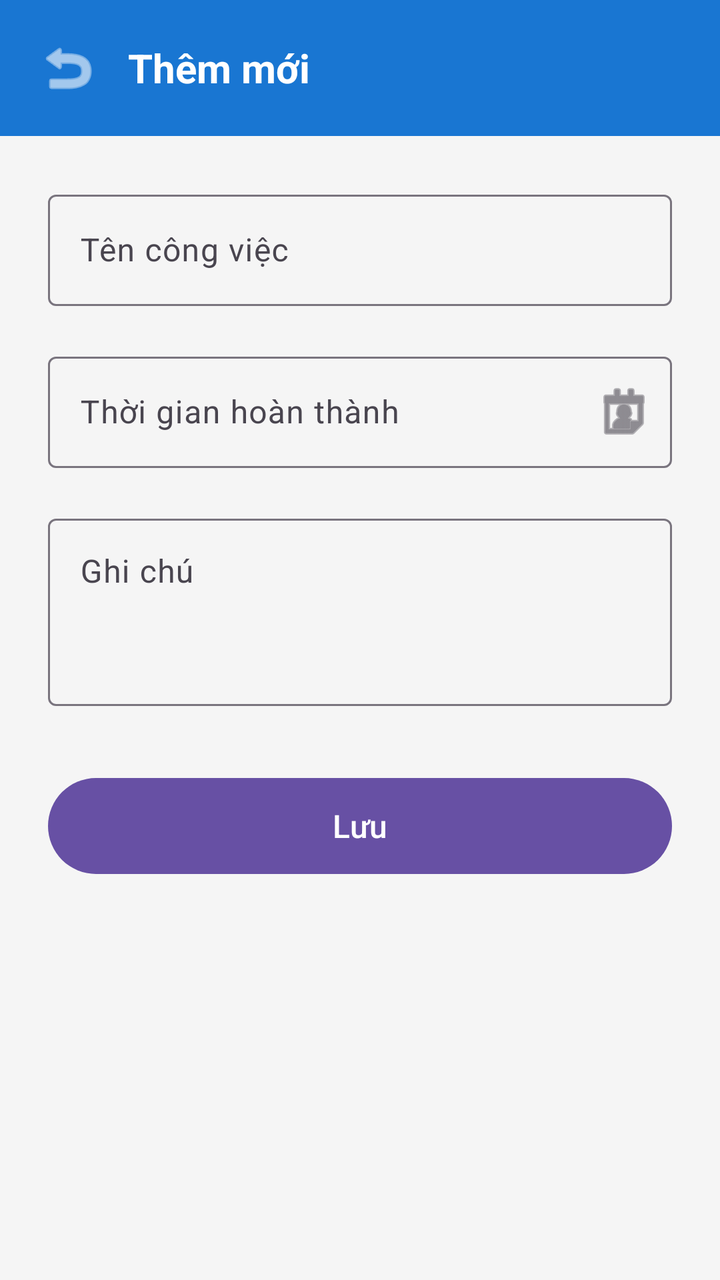
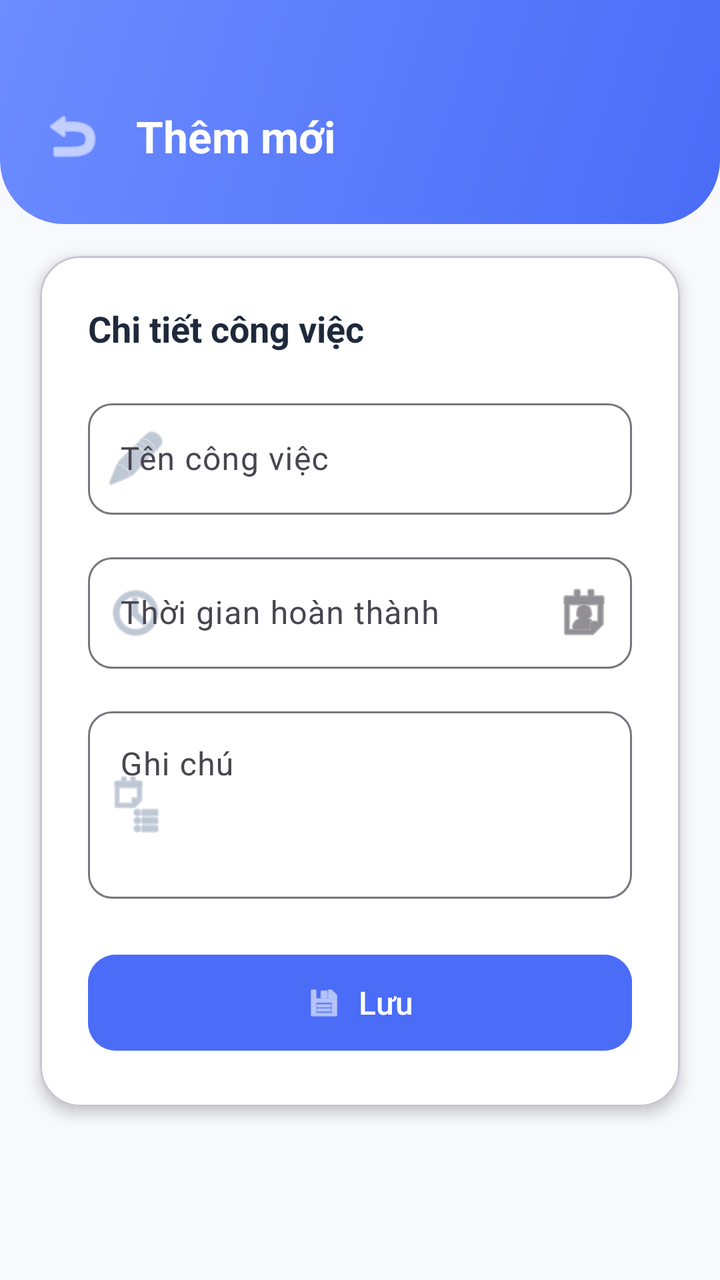

Two renders of the same Android screen: before a commit and after it. Below are the layout's source before the change and the commit's diff.
<!-- AndroidManifest.xml: application theme Theme.TH2 -->
<!-- res/layout/activity_add_task.xml -->
<?xml version="1.0" encoding="utf-8"?>
<androidx.constraintlayout.widget.ConstraintLayout xmlns:android="http://schemas.android.com/apk/res/android"
    xmlns:app="http://schemas.android.com/apk/res-auto"
    xmlns:tools="http://schemas.android.com/tools"
    android:layout_width="match_parent"
    android:layout_height="match_parent"
    android:background="@color/background"
    tools:context=".AddTaskActivity">

    
    <LinearLayout
        android:id="@+id/toolbar"
        android:layout_width="match_parent"
        android:layout_height="wrap_content"
        android:background="@color/header_bg"
        android:gravity="center_vertical"
        android:orientation="horizontal"
        android:padding="16dp"
        app:layout_constraintTop_toTopOf="parent">

        <ImageButton
            android:id="@+id/btnBack"
            android:layout_width="36dp"
            android:layout_height="36dp"
            android:background="?attr/selectableItemBackgroundBorderless"
            android:contentDescription="Back"
            android:src="@android:drawable/ic_menu_revert"
            app:tint="@color/white" />

        <TextView
            android:layout_width="wrap_content"
            android:layout_height="wrap_content"
            android:layout_marginStart="12dp"
            android:text="@string/add_task_title"
            android:textColor="@color/white"
            android:textSize="20sp"
            android:textStyle="bold" />
    </LinearLayout>

    <LinearLayout
        android:layout_width="match_parent"
        android:layout_height="wrap_content"
        android:orientation="vertical"
        android:padding="24dp"
        app:layout_constraintTop_toBottomOf="@id/toolbar">

        <com.google.android.material.textfield.TextInputLayout
            android:id="@+id/tilTaskName"
            style="@style/Widget.Material3.TextInputLayout.OutlinedBox"
            android:layout_width="match_parent"
            android:layout_height="wrap_content"
            android:layout_marginBottom="20dp"
            android:hint="@string/task_name_hint">

            <com.google.android.material.textfield.TextInputEditText
                android:id="@+id/etTaskName"
                android:layout_width="match_parent"
                android:layout_height="wrap_content"
                android:inputType="text" />
        </com.google.android.material.textfield.TextInputLayout>

        <com.google.android.material.textfield.TextInputLayout
            android:id="@+id/tilDeadline"
            style="@style/Widget.Material3.TextInputLayout.OutlinedBox"
            android:layout_width="match_parent"
            android:layout_height="wrap_content"
            android:layout_marginBottom="20dp"
            android:hint="@string/deadline_hint"
            app:endIconMode="custom"
            app:endIconDrawable="@android:drawable/ic_menu_my_calendar">

            <com.google.android.material.textfield.TextInputEditText
                android:id="@+id/etDeadline"
                android:layout_width="match_parent"
                android:layout_height="wrap_content"
                android:focusable="false"
                android:clickable="true"
                android:inputType="none" />
        </com.google.android.material.textfield.TextInputLayout>

        <com.google.android.material.textfield.TextInputLayout
            android:id="@+id/tilNote"
            style="@style/Widget.Material3.TextInputLayout.OutlinedBox"
            android:layout_width="match_parent"
            android:layout_height="wrap_content"
            android:layout_marginBottom="32dp"
            android:hint="@string/note_hint">

            <com.google.android.material.textfield.TextInputEditText
                android:id="@+id/etNote"
                android:layout_width="match_parent"
                android:layout_height="wrap_content"
                android:inputType="textMultiLine"
                android:minLines="3"
                android:gravity="top" />
        </com.google.android.material.textfield.TextInputLayout>

        <com.google.android.material.button.MaterialButton
            android:id="@+id/btnSave"
            android:layout_width="match_parent"
            android:layout_height="56dp"
            android:text="@string/save_button"
            android:textSize="16sp" />

    </LinearLayout>

</androidx.constraintlayout.widget.ConstraintLayout>
<!-- resources referenced by this layout -->
<resources>
  <color name="background">#F5F5F5</color>
  <color name="header_bg">#1976D2</color>
  <color name="white">#FFFFFFFF</color>
  <string name="add_task_title">Thêm mới</string>
  <string name="deadline_hint">Thời gian hoàn thành</string>
  <string name="note_hint">Ghi chú</string>
  <string name="save_button">Lưu</string>
  <string name="task_name_hint">Tên công việc</string>
  <style name="Theme.TH2" parent="Base.Theme.TH2" />
  <style name="Base.Theme.TH2" parent="Theme.Material3.DayNight.NoActionBar">
          
          
      </style>
</resources>

<!-- the commit's change to res/layout/activity_add_task.xml (unified diff, before → after) -->
@@ -12,16 +12,19 @@
         android:id="@+id/toolbar"
         android:layout_width="match_parent"
         android:layout_height="wrap_content"
-        android:background="@color/header_bg"
+        android:background="@drawable/gradient_header_rounded"
         android:gravity="center_vertical"
         android:orientation="horizontal"
-        android:padding="16dp"
+        android:paddingStart="16dp"
+        android:paddingEnd="16dp"
+        android:paddingTop="48dp"
+        android:paddingBottom="24dp"
         app:layout_constraintTop_toTopOf="parent">
 
         <ImageButton
             android:id="@+id/btnBack"
-            android:layout_width="36dp"
-            android:layout_height="36dp"
+            android:layout_width="40dp"
+            android:layout_height="40dp"
             android:background="?attr/selectableItemBackgroundBorderless"
             android:contentDescription="Back"
             android:src="@android:drawable/ic_menu_revert"
@@ -33,75 +36,120 @@
             android:layout_marginStart="12dp"
             android:text="@string/add_task_title"
             android:textColor="@color/white"
-            android:textSize="20sp"
+            android:textSize="22sp"
             android:textStyle="bold" />
     </LinearLayout>
 
-    <LinearLayout
+    
+    <com.google.android.material.card.MaterialCardView
         android:layout_width="match_parent"
         android:layout_height="wrap_content"
-        android:orientation="vertical"
-        android:padding="24dp"
+        android:layout_marginStart="20dp"
+        android:layout_marginEnd="20dp"
+        android:layout_marginTop="16dp"
+        app:cardBackgroundColor="@color/card_background"
+        app:cardCornerRadius="20dp"
+        app:cardElevation="4dp"
         app:layout_constraintTop_toBottomOf="@id/toolbar">
 
-        <com.google.android.material.textfield.TextInputLayout
-            android:id="@+id/tilTaskName"
-            style="@style/Widget.Material3.TextInputLayout.OutlinedBox"
+        <LinearLayout
             android:layout_width="match_parent"
             android:layout_height="wrap_content"
-            android:layout_marginBottom="20dp"
-            android:hint="@string/task_name_hint">
+            android:orientation="vertical"
+            android:padding="24dp">
 
-            <com.google.android.material.textfield.TextInputEditText
-                android:id="@+id/etTaskName"
+            <TextView
+                android:layout_width="wrap_content"
+                android:layout_height="wrap_content"
+                android:text="Chi tiết công việc"
+                android:textColor="@color/text_primary"
+                android:textSize="18sp"
+                android:textStyle="bold"
+                android:layout_marginBottom="20dp" />
+
+            <com.google.android.material.textfield.TextInputLayout
+                android:id="@+id/tilTaskName"
+                style="@style/Widget.Material3.TextInputLayout.OutlinedBox"
                 android:layout_width="match_parent"
                 android:layout_height="wrap_content"
-                android:inputType="text" />
-        </com.google.android.material.textfield.TextInputLayout>
+                android:layout_marginBottom="16dp"
+                android:hint="@string/task_name_hint"
+                app:boxCornerRadiusBottomEnd="12dp"
+                app:boxCornerRadiusBottomStart="12dp"
+                app:boxCornerRadiusTopEnd="12dp"
+                app:boxCornerRadiusTopStart="12dp"
+                app:startIconDrawable="@android:drawable/ic_menu_edit"
+                app:startIconTint="@color/text_hint">
 
-        <com.google.android.material.textfield.TextInputLayout
-            android:id="@+id/tilDeadline"
-            style="@style/Widget.Material3.TextInputLayout.OutlinedBox"
-            android:layout_width="match_parent"
-            android:layout_height="wrap_content"
-            android:layout_marginBottom="20dp"
-            android:hint="@string/deadline_hint"
-            app:endIconMode="custom"
-            app:endIconDrawable="@android:drawable/ic_menu_my_calendar">
+                <com.google.android.material.textfield.TextInputEditText
+                    android:id="@+id/etTaskName"
+                    android:layout_width="match_parent"
+                    android:layout_height="wrap_content"
+                    android:inputType="text" />
+            </com.google.android.material.textfield.TextInputLayout>
 
-            <com.google.android.material.textfield.TextInputEditText
-                android:id="@+id/etDeadline"
+            <com.google.android.material.textfield.TextInputLayout
+                android:id="@+id/tilDeadline"
+                style="@style/Widget.Material3.TextInputLayout.OutlinedBox"
                 android:layout_width="match_parent"
                 android:layout_height="wrap_content"
-                android:focusable="false"
-                android:clickable="true"
-                android:inputType="none" />
-        </com.google.android.material.textfield.TextInputLayout>
+                android:layout_marginBottom="16dp"
+                android:hint="@string/deadline_hint"
+                app:boxCornerRadiusBottomEnd="12dp"
+                app:boxCornerRadiusBottomStart="12dp"
+                app:boxCornerRadiusTopEnd="12dp"
+                app:boxCornerRadiusTopStart="12dp"
+                app:endIconMode="custom"
+                app:endIconDrawable="@android:drawable/ic_menu_my_calendar"
+                app:startIconDrawable="@android:drawable/ic_menu_recent_history"
+                app:startIconTint="@color/text_hint">
 
-        <com.google.android.material.textfield.TextInputLayout
-            android:id="@+id/tilNote"
-            style="@style/Widget.Material3.TextInputLayout.OutlinedBox"
-            android:layout_width="match_parent"
-            android:layout_height="wrap_content"
-            android:layout_marginBottom="32dp"
-            android:hint="@string/note_hint">
+                <com.google.android.material.textfield.TextInputEditText
+                    android:id="@+id/etDeadline"
+                    android:layout_width="match_parent"
+                    android:layout_height="wrap_content"
+                    android:focusable="false"
+                    android:clickable="true"
+                    android:inputType="none" />
+            </com.google.android.material.textfield.TextInputLayout>
 
-            <com.google.android.material.textfield.TextInputEditText
-                android:id="@+id/etNote"
+            <com.google.android.material.textfield.TextInputLayout
+                android:id="@+id/tilNote"
+                style="@style/Widget.Material3.TextInputLayout.OutlinedBox"
                 android:layout_width="match_parent"
                 android:layout_height="wrap_content"
-                android:inputType="textMultiLine"
-                android:minLines="3"
-                android:gravity="top" />
-        </com.google.android.material.textfield.TextInputLayout>
+                android:layout_marginBottom="24dp"
+                android:hint="@string/note_hint"
+                app:boxCornerRadiusBottomEnd="12dp"
+                app:boxCornerRadiusBottomStart="12dp"
+                app:boxCornerRadiusTopEnd="12dp"
+                app:boxCornerRadiusTopStart="12dp"
+                app:startIconDrawable="@android:drawable/ic_menu_agenda"
+                app:startIconTint="@color/text_hint">
 
-        <com.google.android.material.button.MaterialButton
-            android:id="@+id/btnSave"
-            android:layout_width="match_parent"
-            android:layout_height="56dp"
-            android:text="@string/save_button"
-            android:textSize="16sp" />
+                <com.google.android.material.textfield.TextInputEditText
+                    android:id="@+id/etNote"
+                    android:layout_width="match_parent"
+                    android:layout_height="wrap_content"
+                    android:inputType="textMultiLine"
+                    android:minLines="3"
+                    android:gravity="top" />
+            </com.google.android.material.textfield.TextInputLayout>
 
-    </LinearLayout>
+            <com.google.android.material.button.MaterialButton
+                android:id="@+id/btnSave"
+                android:layout_width="match_parent"
+                android:layout_height="56dp"
+                android:text="@string/save_button"
+                android:textSize="16sp"
+                android:backgroundTint="@color/primary"
+                app:cornerRadius="14dp"
+                app:icon="@android:drawable/ic_menu_save"
+                app:iconGravity="textStart"
+                app:iconTint="@color/white" />
+
+        </LinearLayout>
+
+    </com.google.android.material.card.MaterialCardView>
 
 </androidx.constraintlayout.widget.ConstraintLayout>
<!-- resource entries referenced after the edit -->
@@ -1,17 +1,41 @@
 <!-- resources referenced by this layout -->
 <resources>
-  <color name="background">#F5F5F5</color>
-  <color name="header_bg">#1976D2</color>
+  <color name="background">#F8F9FD</color>
+  <color name="card_background">#FFFFFF</color>
+  <color name="primary">#4A6CF7</color>
+  <color name="text_hint">#94A3B8</color>
+  <color name="text_primary">#1E293B</color>
   <color name="white">#FFFFFFFF</color>
+  <!-- drawable gradient_header_rounded (drawable) -->
+  <?xml version="1.0" encoding="utf-8"?>
+  <shape xmlns:android="http://schemas.android.com/apk/res/android"
+      android:shape="rectangle">
+      <gradient
+          android:startColor="@color/gradient_start"
+          android:endColor="@color/gradient_end"
+          android:angle="135" />
+      <corners
+          android:bottomLeftRadius="32dp"
+          android:bottomRightRadius="32dp" />
+  </shape>
   <string name="add_task_title">Thêm mới</string>
   <string name="deadline_hint">Thời gian hoàn thành</string>
   <string name="note_hint">Ghi chú</string>
   <string name="save_button">Lưu</string>
   <string name="task_name_hint">Tên công việc</string>
   <style name="Theme.TH2" parent="Base.Theme.TH2" />
+  <color name="gradient_start">#4A6CF7</color>
+  <color name="gradient_end">#6C8CFF</color>
   <style name="Base.Theme.TH2" parent="Theme.Material3.DayNight.NoActionBar">
           
-          
+          <item name="colorPrimary">@color/primary</item>
+          <item name="colorPrimaryVariant">@color/primary_dark</item>
+          <item name="colorOnPrimary">@color/white</item>
+          <item name="colorSecondary">@color/accent</item>
+          <item name="android:colorBackground">@color/background</item>
+          <item name="android:statusBarColor">@color/primary</item>
       </style>
+  <color name="primary_dark">#3B5DE7</color>
+  <color name="accent">#FF6B6B</color>
 </resources>
 
